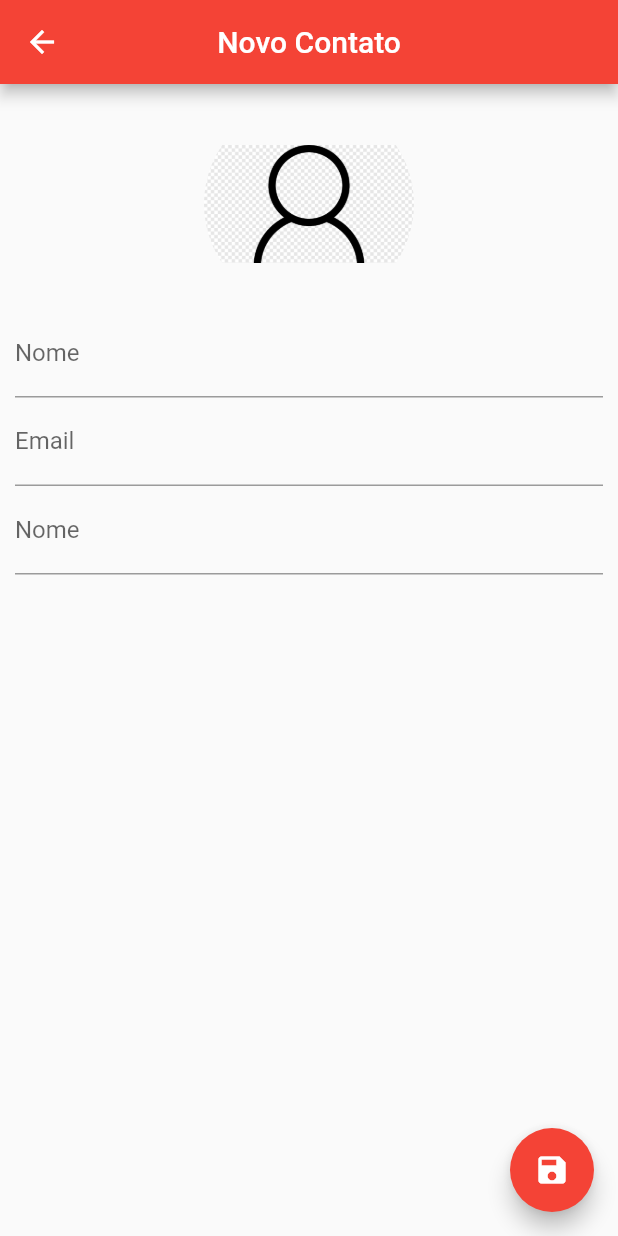
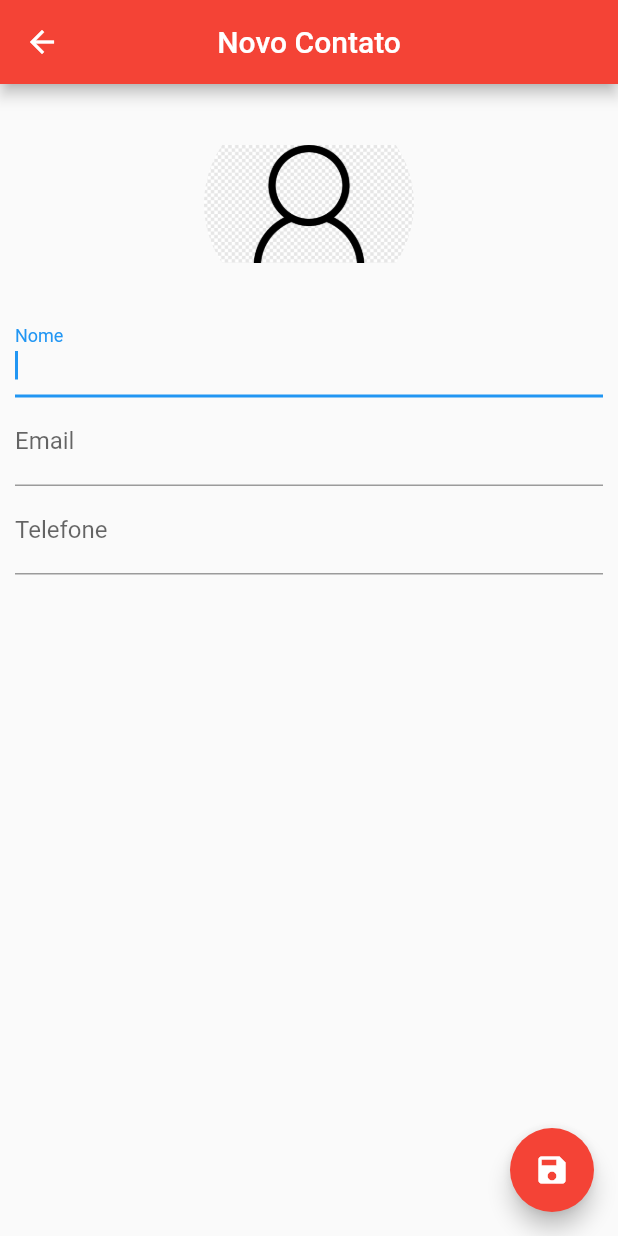
Before and after one commit to allanlucio/contacts_flutter, a Flutter app: the ContactPage screen opened directly, after a tap on the "save" icon, on a phone screen of 412 x 824 dp. Run offline on Flutter 3.47's test engine with Material 2 defaults, Android fonts, the phone set to English and light mode, and no system bars; our stand-ins replace sqflite; accounts and stored records are empty.

Commit message:
Save and Update contacts ready

```diff
--- a/lib/main.dart
+++ b/lib/main.dart
@@ -1,4 +1,3 @@
-import 'package:contacts/ui/contact_page.dart';
 import 'package:contacts/ui/home_page.dart';
 import 'package:flutter/material.dart';
 
--- a/lib/ui/contact_page.dart
+++ b/lib/ui/contact_page.dart
@@ -18,6 +18,8 @@ class _ContactPageState extends State<ContactPage> {
   final _nameController = TextEditingController();
   final _emailController = TextEditingController();
   final _phoneController = TextEditingController();
+
+  final _nameFocus = FocusNode();
   @override
   void initState() {
     // TODO: implement initState
@@ -41,7 +43,13 @@ class _ContactPageState extends State<ContactPage> {
         centerTitle: true,
       ),
       floatingActionButton: FloatingActionButton(
-        onPressed: () {},
+        onPressed: () {
+          if (_editedContact.name != null && _editedContact.name.isNotEmpty) {
+            Navigator.pop(context, _editedContact);
+          }else{
+            FocusScope.of(context).requestFocus(_nameFocus);
+          }
+        },
         child: Icon(Icons.save),
         backgroundColor: Colors.red,
       ),
@@ -61,6 +69,7 @@ class _ContactPageState extends State<ContactPage> {
                           : AssetImage("images/person.png"))),
             )),
             TextField(
+              focusNode: _nameFocus,
               decoration: InputDecoration(labelText: "Nome"),
               controller: _nameController,
               onChanged: (text) {
@@ -81,7 +90,7 @@ class _ContactPageState extends State<ContactPage> {
             ),
             TextField(
               controller: _phoneController,
-              decoration: InputDecoration(labelText: "Nome"),
+              decoration: InputDecoration(labelText: "Telefone"),
               onChanged: (text) {
                 _userEdited = true;
                 setState(() {
```
Also changed, not shown: lib/ui/home_page.dart (+4 -4 lines).
